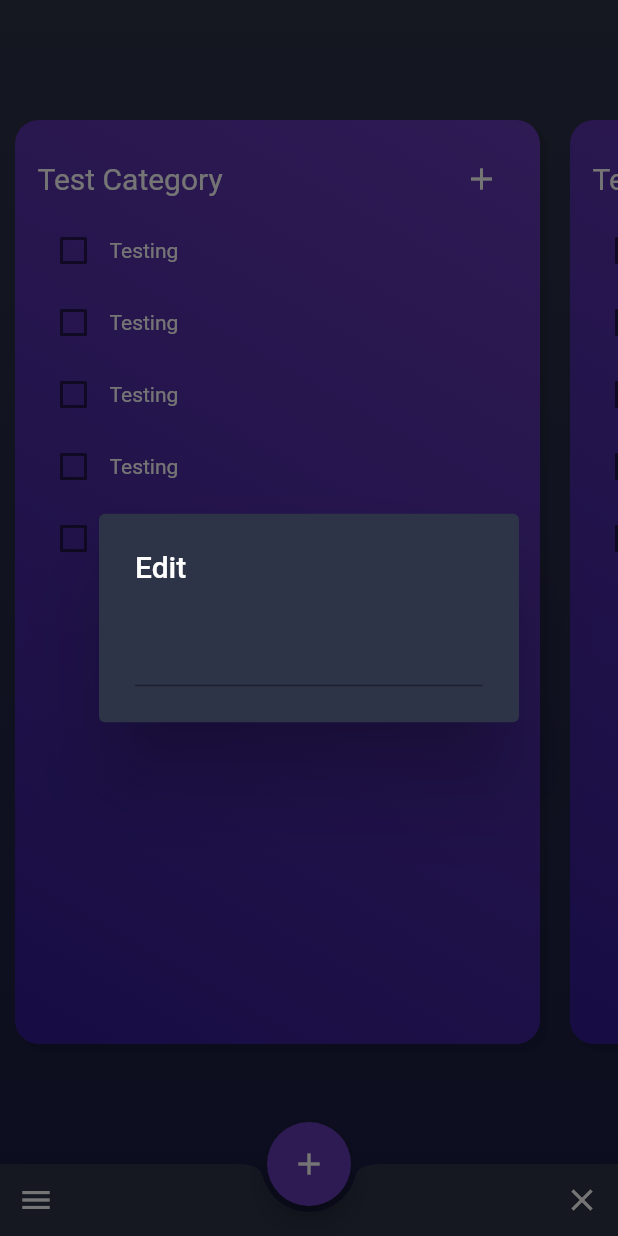
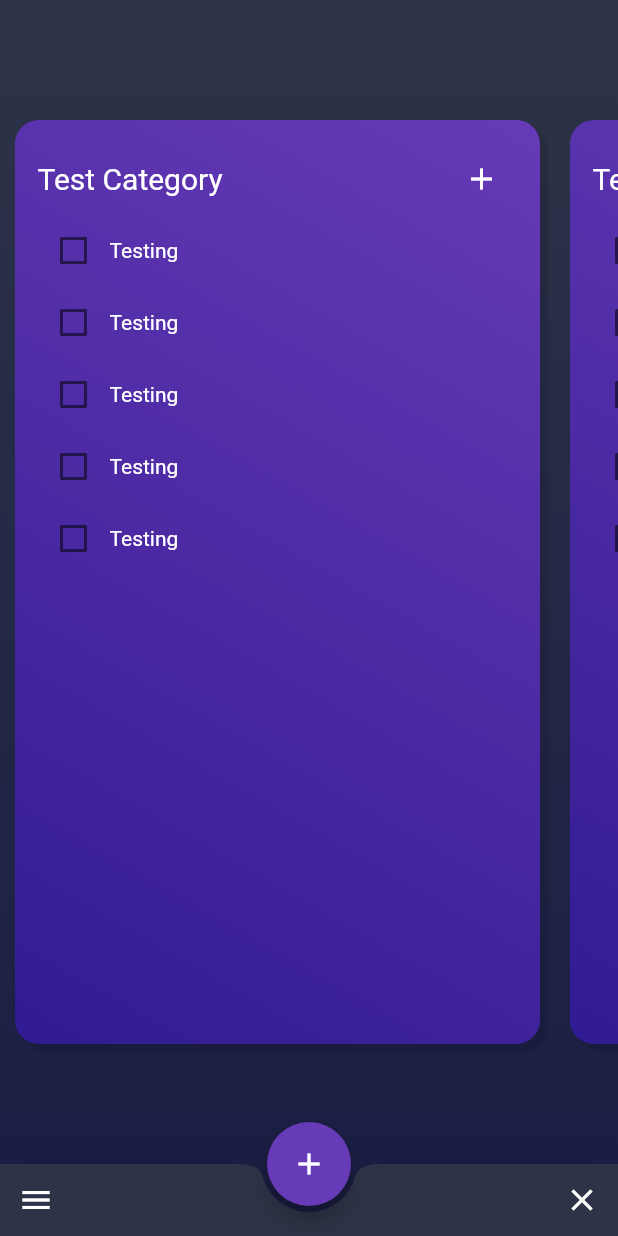
Before and after one commit to erikstacy/Habits, a Flutter app: the screen it shows after launch, after a tap on the "add" icon, on a phone screen of 412 x 824 dp. Run offline on Flutter 3.47's test engine with Material 2 defaults, Android fonts, the phone set to English and light mode, and no system bars.

```diff
--- a/lib/screens/home.dart
+++ b/lib/screens/home.dart
@@ -69,26 +69,6 @@ class _HomePageState extends State<HomePage> {
                             color: Colors.white,
                           ),
                           onPressed: () async {
-                            await showDialog(
-                              context: context,
-                              builder: (context) {
-                                return AlertDialog(
-                                  backgroundColor: Color(0xFF2d3447),
-                                  title: Text(
-                                    'Edit',
-                                    style: TextStyle(
-                                      color: Colors.white,
-                                    ),
-                                  ),
-                                  content: TextField(
-                                    maxLines: null,
-                                    style: TextStyle(
-                                      color: Colors.white,
-                                    ),
-                                  ),
-                                );
-                              },
-                            );
                           },
                         ),
                       ],
```
